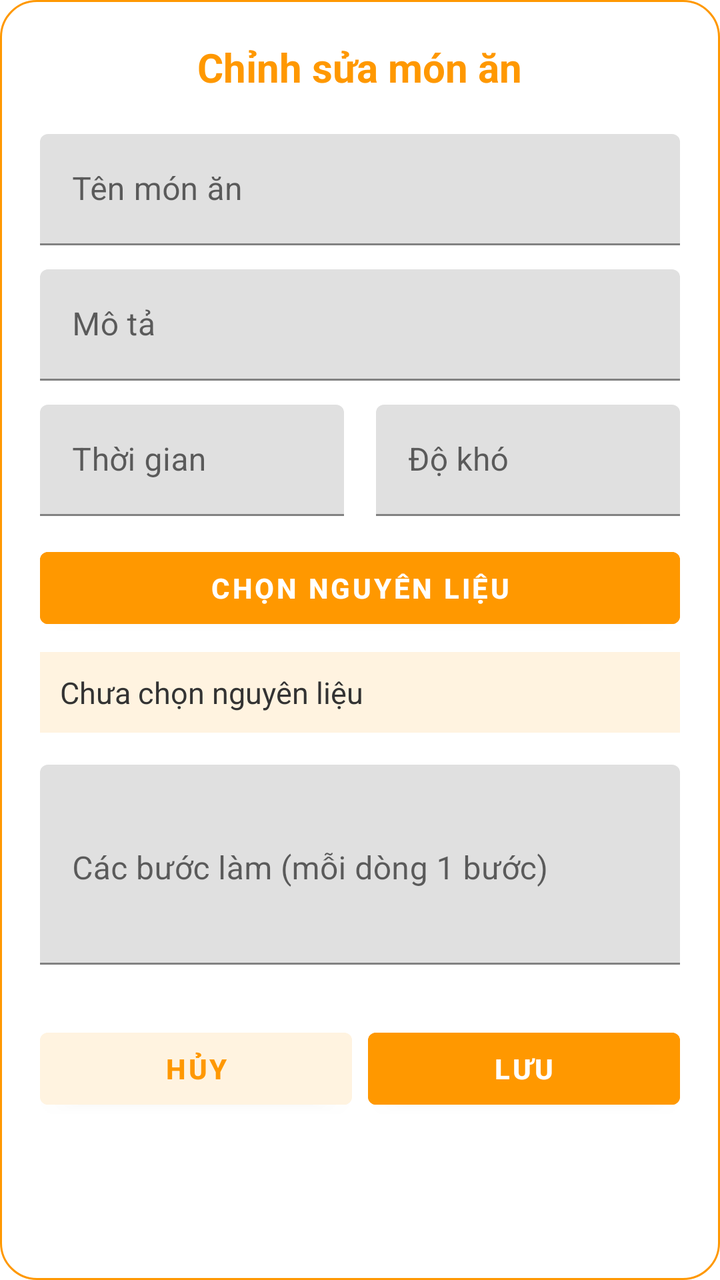
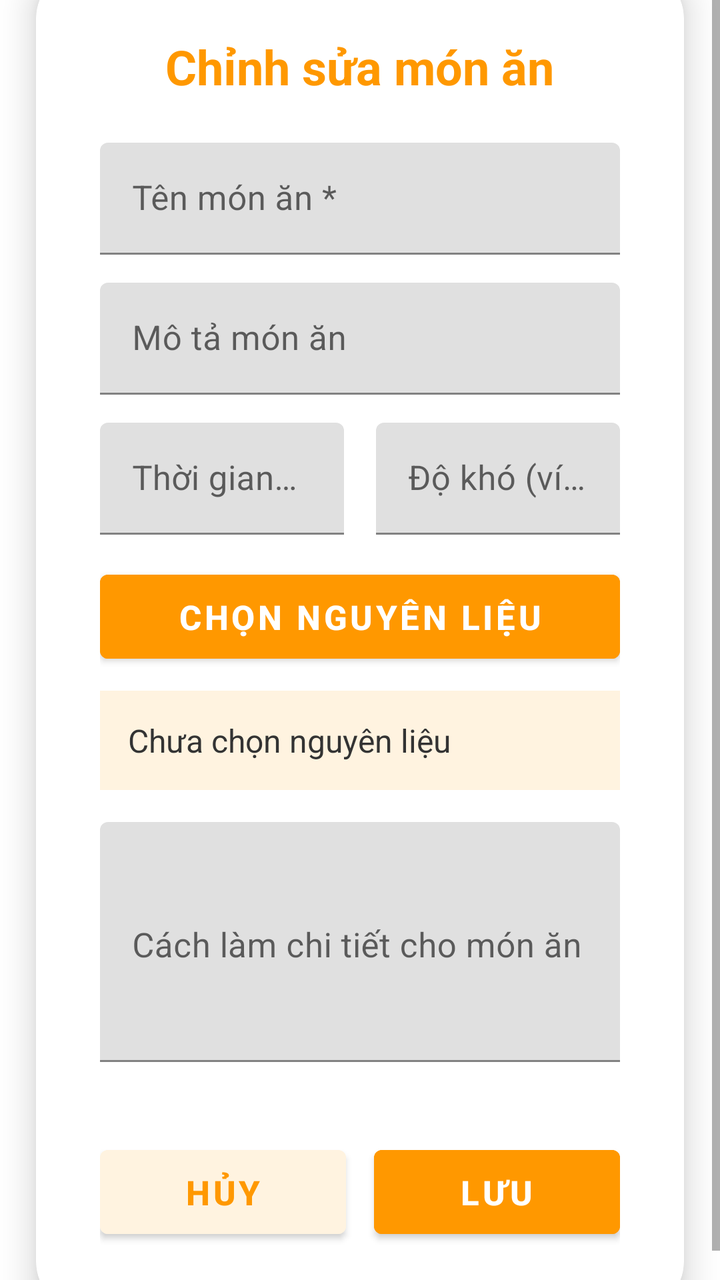

An Android layout rendered at two revisions. The XML below is the earlier revision; the diff shows what the commit changed to produce the second picture.
<!-- AndroidManifest.xml: application theme Theme.CookEasy_LHD_113_T7 -->
<!-- res/layout/dialog_chinh_sua_mon_an.xml -->
<?xml version="1.0" encoding="utf-8"?>
<ScrollView xmlns:android="http://schemas.android.com/apk/res/android"
    android:layout_width="match_parent"
    android:layout_height="wrap_content"
    android:fillViewport="true"
    android:background="@android:color/transparent">

    <LinearLayout
        android:layout_width="match_parent"
        android:layout_height="wrap_content"
        android:orientation="vertical"
        android:padding="20dp"
        android:background="@drawable/rounded_white_bg">

        <TextView
            android:layout_width="wrap_content"
            android:layout_height="wrap_content"
            android:text="Chỉnh sửa món ăn"
            android:textSize="20sp"
            android:textStyle="bold"
            android:textColor="#FF9800"
            android:layout_gravity="center_horizontal"
            android:layout_marginBottom="20dp" />

        <com.google.android.material.textfield.TextInputLayout
            android:layout_width="match_parent"
            android:layout_height="wrap_content"
            android:layout_marginBottom="12dp">
            <com.google.android.material.textfield.TextInputEditText
                android:id="@+id/etTenMonAn"
                android:layout_width="match_parent"
                android:layout_height="wrap_content"
                android:hint="Tên món ăn" />
        </com.google.android.material.textfield.TextInputLayout>

        <com.google.android.material.textfield.TextInputLayout
            android:layout_width="match_parent"
            android:layout_height="wrap_content"
            android:layout_marginBottom="12dp">
            <com.google.android.material.textfield.TextInputEditText
                android:id="@+id/etMoTa"
                android:layout_width="match_parent"
                android:layout_height="wrap_content"
                android:hint="Mô tả" />
        </com.google.android.material.textfield.TextInputLayout>

        <LinearLayout
            android:layout_width="match_parent"
            android:layout_height="wrap_content"
            android:orientation="horizontal"
            android:layout_marginBottom="12dp">
            <com.google.android.material.textfield.TextInputLayout
                android:layout_width="0dp"
                android:layout_height="wrap_content"
                android:layout_weight="1"
                android:layout_marginEnd="8dp">
                <com.google.android.material.textfield.TextInputEditText
                    android:id="@+id/etThoiGian"
                    android:layout_width="match_parent"
                    android:layout_height="wrap_content"
                    android:hint="Thời gian" />
            </com.google.android.material.textfield.TextInputLayout>
            <com.google.android.material.textfield.TextInputLayout
                android:layout_width="0dp"
                android:layout_height="wrap_content"
                android:layout_weight="1"
                android:layout_marginStart="8dp">
                <com.google.android.material.textfield.TextInputEditText
                    android:id="@+id/etDoKho"
                    android:layout_width="match_parent"
                    android:layout_height="wrap_content"
                    android:hint="Độ khó" />
            </com.google.android.material.textfield.TextInputLayout>
        </LinearLayout>

        <Button
            android:id="@+id/btnChonNguyenLieu"
            android:layout_width="match_parent"
            android:layout_height="48dp"
            android:text="Chọn nguyên liệu"
            android:textColor="#FFFFFF"
            android:backgroundTint="#FF9800"
            android:textStyle="bold"
            android:layout_marginBottom="8dp" />

        <TextView
            android:id="@+id/tvNguyenLieuDaChon"
            android:layout_width="match_parent"
            android:layout_height="wrap_content"
            android:text="Chưa chọn nguyên liệu"
            android:textColor="#333333"
            android:background="#FFF3E0"
            android:padding="10dp"
            android:layout_marginBottom="16dp"
            android:layout_marginTop="0dp"
            android:backgroundTint="#FFF3E0"
            android:textSize="15sp" />

        <com.google.android.material.textfield.TextInputLayout
            android:layout_width="match_parent"
            android:layout_height="wrap_content"
            android:layout_marginBottom="16dp">
            <com.google.android.material.textfield.TextInputEditText
                android:id="@+id/etBuocLam"
                android:layout_width="match_parent"
                android:layout_height="100dp"
                android:hint="Các bước làm (mỗi dòng 1 bước)"
                android:inputType="textMultiLine"
                android:gravity="top|start" />
        </com.google.android.material.textfield.TextInputLayout>

        <LinearLayout
            android:layout_width="match_parent"
            android:layout_height="wrap_content"
            android:orientation="horizontal"
            android:layout_marginTop="12dp">

            <Button
                android:id="@+id/btnHuy"
                android:layout_width="0dp"
                android:layout_height="48dp"
                android:layout_weight="1"
                android:text="Hủy"
                android:textColor="#FF9800"
                android:backgroundTint="#FFF3E0"
                android:textStyle="bold"
                android:layout_marginEnd="8dp" />

            <Button
                android:id="@+id/btnLuu"
                android:layout_width="0dp"
                android:layout_height="48dp"
                android:layout_weight="1"
                android:text="Lưu"
                android:textColor="#FFFFFF"
                android:backgroundTint="#FF9800"
                android:textStyle="bold" />
        </LinearLayout>
    </LinearLayout>
</ScrollView>
<!-- resources referenced by this layout -->
<resources>
  <!-- drawable rounded_white_bg (drawable) -->
  <?xml version="1.0" encoding="utf-8"?>
  <shape xmlns:android="http://schemas.android.com/apk/res/android">
      <solid android:color="#FFFFFF"/>
      <corners android:radius="18dp"/>
      <padding android:left="8dp" android:top="8dp" android:right="8dp" android:bottom="8dp"/>
      <stroke android:width="1dp" android:color="#FF9800"/>
  </shape>
  <style name="Theme.CookEasy_LHD_113_T7" parent="Theme.MaterialComponents.DayNight.NoActionBar">
          
          <item name="colorPrimary">@color/purple_500</item>
          <item name="colorPrimaryVariant">@color/purple_700</item>
          <item name="colorOnPrimary">@color/white</item>
          
      </style>
  <color name="purple_500">#FF6200EE</color>
  <color name="purple_700">#FF3700B3</color>
  <color name="white">#FFFFFFFF</color>
</resources>

<!-- the commit's change to res/layout/dialog_chinh_sua_mon_an.xml (unified diff, before → after) -->
@@ -1,140 +1,167 @@
 <?xml version="1.0" encoding="utf-8"?>
 <ScrollView xmlns:android="http://schemas.android.com/apk/res/android"
+    xmlns:app="http://schemas.android.com/apk/res-auto"
     android:layout_width="match_parent"
     android:layout_height="wrap_content"
     android:fillViewport="true"
     android:background="@android:color/transparent">
 
-    <LinearLayout
+    <androidx.cardview.widget.CardView
         android:layout_width="match_parent"
         android:layout_height="wrap_content"
-        android:orientation="vertical"
-        android:padding="20dp"
-        android:background="@drawable/rounded_white_bg">
-
-        <TextView
-            android:layout_width="wrap_content"
-            android:layout_height="wrap_content"
-            android:text="Chỉnh sửa món ăn"
-            android:textSize="20sp"
-            android:textStyle="bold"
-            android:textColor="#FF9800"
-            android:layout_gravity="center_horizontal"
-            android:layout_marginBottom="20dp" />
-
-        <com.google.android.material.textfield.TextInputLayout
-            android:layout_width="match_parent"
-            android:layout_height="wrap_content"
-            android:layout_marginBottom="12dp">
-            <com.google.android.material.textfield.TextInputEditText
-                android:id="@+id/etTenMonAn"
-                android:layout_width="match_parent"
-                android:layout_height="wrap_content"
-                android:hint="Tên món ăn" />
-        </com.google.android.material.textfield.TextInputLayout>
-
-        <com.google.android.material.textfield.TextInputLayout
-            android:layout_width="match_parent"
-            android:layout_height="wrap_content"
-            android:layout_marginBottom="12dp">
-            <com.google.android.material.textfield.TextInputEditText
-                android:id="@+id/etMoTa"
-                android:layout_width="match_parent"
-                android:layout_height="wrap_content"
-                android:hint="Mô tả" />
-        </com.google.android.material.textfield.TextInputLayout>
+        android:layout_gravity="center"
+        android:layout_margin="18dp"
+        app:cardCornerRadius="24dp"
+        app:cardElevation="10dp"
+        android:background="@android:color/white">
 
         <LinearLayout
             android:layout_width="match_parent"
             android:layout_height="wrap_content"
-            android:orientation="horizontal"
-            android:layout_marginBottom="12dp">
+            android:orientation="vertical"
+            android:padding="32dp">
+
+            <TextView
+                android:layout_width="wrap_content"
+                android:layout_height="wrap_content"
+                android:text="Chỉnh sửa món ăn"
+                android:textSize="24sp"
+                android:textStyle="bold"
+                android:textColor="#FF9800"
+                android:layout_gravity="center_horizontal"
+                android:layout_marginBottom="22dp" />
+
             <com.google.android.material.textfield.TextInputLayout
-                android:layout_width="0dp"
+                android:layout_width="match_parent"
                 android:layout_height="wrap_content"
-                android:layout_weight="1"
-                android:layout_marginEnd="8dp">
+                android:layout_marginBottom="14dp">
                 <com.google.android.material.textfield.TextInputEditText
-                    android:id="@+id/etThoiGian"
+                    android:id="@+id/etTenMonAn"
                     android:layout_width="match_parent"
+                    android:layout_height="56dp"
+                    android:hint="Tên món ăn *"
+                    android:textColorHint="#FF9800"
+                    android:textSize="17sp" />
+            </com.google.android.material.textfield.TextInputLayout>
+
+            <com.google.android.material.textfield.TextInputLayout
+                android:layout_width="match_parent"
+                android:layout_height="wrap_content"
+                android:layout_marginBottom="14dp">
+                <com.google.android.material.textfield.TextInputEditText
+                    android:id="@+id/etMoTa"
+                    android:layout_width="match_parent"
+                    android:layout_height="56dp"
+                    android:hint="Mô tả món ăn"
+                    android:textColorHint="#FF9800"
+                    android:textSize="17sp" />
+            </com.google.android.material.textfield.TextInputLayout>
+
+            <LinearLayout
+                android:layout_width="match_parent"
+                android:layout_height="wrap_content"
+                android:orientation="horizontal"
+                android:layout_marginBottom="14dp">
+                <com.google.android.material.textfield.TextInputLayout
+                    android:layout_width="0dp"
                     android:layout_height="wrap_content"
-                    android:hint="Thời gian" />
-            </com.google.android.material.textfield.TextInputLayout>
-            <com.google.android.material.textfield.TextInputLayout
-                android:layout_width="0dp"
-                android:layout_height="wrap_content"
-                android:layout_weight="1"
-                android:layout_marginStart="8dp">
-                <com.google.android.material.textfield.TextInputEditText
-                    android:id="@+id/etDoKho"
-                    android:layout_width="match_parent"
+                    android:layout_weight="1"
+                    android:layout_marginEnd="8dp">
+                    <com.google.android.material.textfield.TextInputEditText
+                        android:id="@+id/etThoiGian"
+                        android:layout_width="match_parent"
+                        android:layout_height="56dp"
+                        android:hint="Thời gian (ví dụ: 30 phút)"
+                        android:textColorHint="#FF9800"
+                        android:textSize="17sp" />
+                </com.google.android.material.textfield.TextInputLayout>
+                <com.google.android.material.textfield.TextInputLayout
+                    android:layout_width="0dp"
                     android:layout_height="wrap_content"
-                    android:hint="Độ khó" />
-            </com.google.android.material.textfield.TextInputLayout>
-        </LinearLayout>
-
-        <Button
-            android:id="@+id/btnChonNguyenLieu"
-            android:layout_width="match_parent"
-            android:layout_height="48dp"
-            android:text="Chọn nguyên liệu"
-            android:textColor="#FFFFFF"
-            android:backgroundTint="#FF9800"
-            android:textStyle="bold"
-            android:layout_marginBottom="8dp" />
-
-        <TextView
-            android:id="@+id/tvNguyenLieuDaChon"
-            android:layout_width="match_parent"
-            android:layout_height="wrap_content"
-            android:text="Chưa chọn nguyên liệu"
-            android:textColor="#333333"
-            android:background="#FFF3E0"
-            android:padding="10dp"
-            android:layout_marginBottom="16dp"
-            android:layout_marginTop="0dp"
-            android:backgroundTint="#FFF3E0"
-            android:textSize="15sp" />
-
-        <com.google.android.material.textfield.TextInputLayout
-            android:layout_width="match_parent"
-            android:layout_height="wrap_content"
-            android:layout_marginBottom="16dp">
-            <com.google.android.material.textfield.TextInputEditText
-                android:id="@+id/etBuocLam"
-                android:layout_width="match_parent"
-                android:layout_height="100dp"
-                android:hint="Các bước làm (mỗi dòng 1 bước)"
-                android:inputType="textMultiLine"
-                android:gravity="top|start" />
-        </com.google.android.material.textfield.TextInputLayout>
-
-        <LinearLayout
-            android:layout_width="match_parent"
-            android:layout_height="wrap_content"
-            android:orientation="horizontal"
-            android:layout_marginTop="12dp">
+                    android:layout_weight="1"
+                    android:layout_marginStart="8dp">
+                    <com.google.android.material.textfield.TextInputEditText
+                        android:id="@+id/etDoKho"
+                        android:layout_width="match_parent"
+                        android:layout_height="56dp"
+                        android:hint="Độ khó (ví dụ: Dễ, Trung bình, Khó)"
+                        android:textColorHint="#FF9800"
+                        android:textSize="17sp" />
+                </com.google.android.material.textfield.TextInputLayout>
+            </LinearLayout>
 
             <Button
-                android:id="@+id/btnHuy"
-                android:layout_width="0dp"
-                android:layout_height="48dp"
-                android:layout_weight="1"
-                android:text="Hủy"
-                android:textColor="#FF9800"
-                android:backgroundTint="#FFF3E0"
-                android:textStyle="bold"
-                android:layout_marginEnd="8dp" />
-
-            <Button
-                android:id="@+id/btnLuu"
-                android:layout_width="0dp"
-                android:layout_height="48dp"
-                android:layout_weight="1"
-                android:text="Lưu"
+                android:id="@+id/btnChonNguyenLieu"
+                android:layout_width="match_parent"
+                android:layout_height="54dp"
+                android:text="Chọn nguyên liệu"
                 android:textColor="#FFFFFF"
                 android:backgroundTint="#FF9800"
-                android:textStyle="bold" />
+                android:textStyle="bold"
+                android:textSize="17sp"
+                android:layout_marginBottom="10dp"
+                android:drawableStart="@android:drawable/ic_menu_add"
+                android:drawableTint="#FFFFFF"
+                android:paddingStart="12dp"
+                android:paddingEnd="12dp" />
+
+            <TextView
+                android:id="@+id/tvNguyenLieuDaChon"
+                android:layout_width="match_parent"
+                android:layout_height="wrap_content"
+                android:text="Chưa chọn nguyên liệu"
+                android:textColor="#333333"
+                android:background="#FFF3E0"
+                android:padding="14dp"
+                android:layout_marginBottom="16dp"
+                android:layout_marginTop="0dp"
+                android:textSize="16sp"
+                android:gravity="center_vertical" />
+
+            <com.google.android.material.textfield.TextInputLayout
+                android:layout_width="match_parent"
+                android:layout_height="wrap_content"
+                android:layout_marginBottom="20dp">
+                <com.google.android.material.textfield.TextInputEditText
+                    android:id="@+id/etCachLam"
+                    android:layout_width="match_parent"
+                    android:layout_height="120dp"
+                    android:hint="Cách làm chi tiết cho món ăn"
+                    android:inputType="textMultiLine"
+                    android:gravity="top|start"
+                    android:textColorHint="#FF9800"
+                    android:textSize="17sp" />
+            </com.google.android.material.textfield.TextInputLayout>
+
+            <LinearLayout
+                android:layout_width="match_parent"
+                android:layout_height="wrap_content"
+                android:orientation="horizontal"
+                android:layout_marginTop="18dp">
+
+                <Button
+                    android:id="@+id/btnHuy"
+                    android:layout_width="0dp"
+                    android:layout_height="54dp"
+                    android:layout_weight="1"
+                    android:text="Hủy"
+                    android:textColor="#FF9800"
+                    android:backgroundTint="#FFF3E0"
+                    android:textStyle="bold"
+                    android:textSize="17sp"
+                    android:layout_marginEnd="14dp" />
+
+                <Button
+                    android:id="@+id/btnLuu"
+                    android:layout_width="0dp"
+                    android:layout_height="54dp"
+                    android:layout_weight="1"
+                    android:text="Lưu"
+                    android:textColor="#FFFFFF"
+                    android:backgroundTint="#FF9800"
+                    android:textStyle="bold"
+                    android:textSize="17sp" />
+            </LinearLayout>
         </LinearLayout>
-    </LinearLayout>
+    </androidx.cardview.widget.CardView>
 </ScrollView>
<!-- resource entries referenced after the edit -->
@@ -1,13 +1,5 @@
 <!-- resources referenced by this layout -->
 <resources>
-  <!-- drawable rounded_white_bg (drawable) -->
-  <?xml version="1.0" encoding="utf-8"?>
-  <shape xmlns:android="http://schemas.android.com/apk/res/android">
-      <solid android:color="#FFFFFF"/>
-      <corners android:radius="18dp"/>
-      <padding android:left="8dp" android:top="8dp" android:right="8dp" android:bottom="8dp"/>
-      <stroke android:width="1dp" android:color="#FF9800"/>
-  </shape>
   <style name="Theme.CookEasy_LHD_113_T7" parent="Theme.MaterialComponents.DayNight.NoActionBar">
           
           <item name="colorPrimary">@color/purple_500</item>
